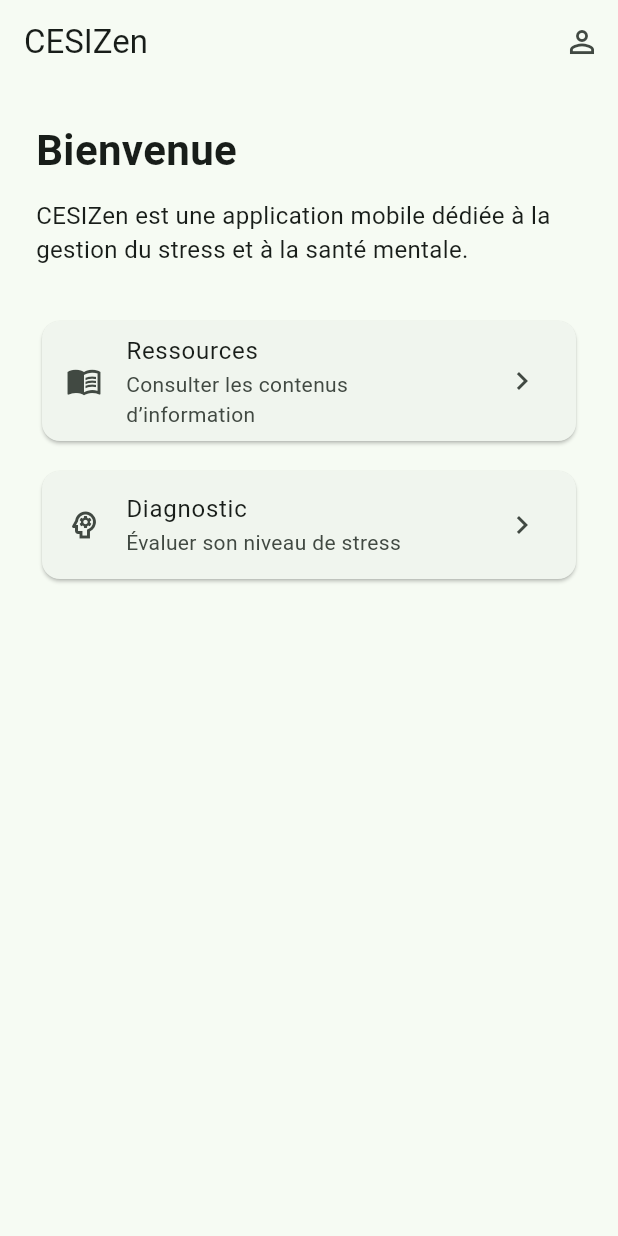
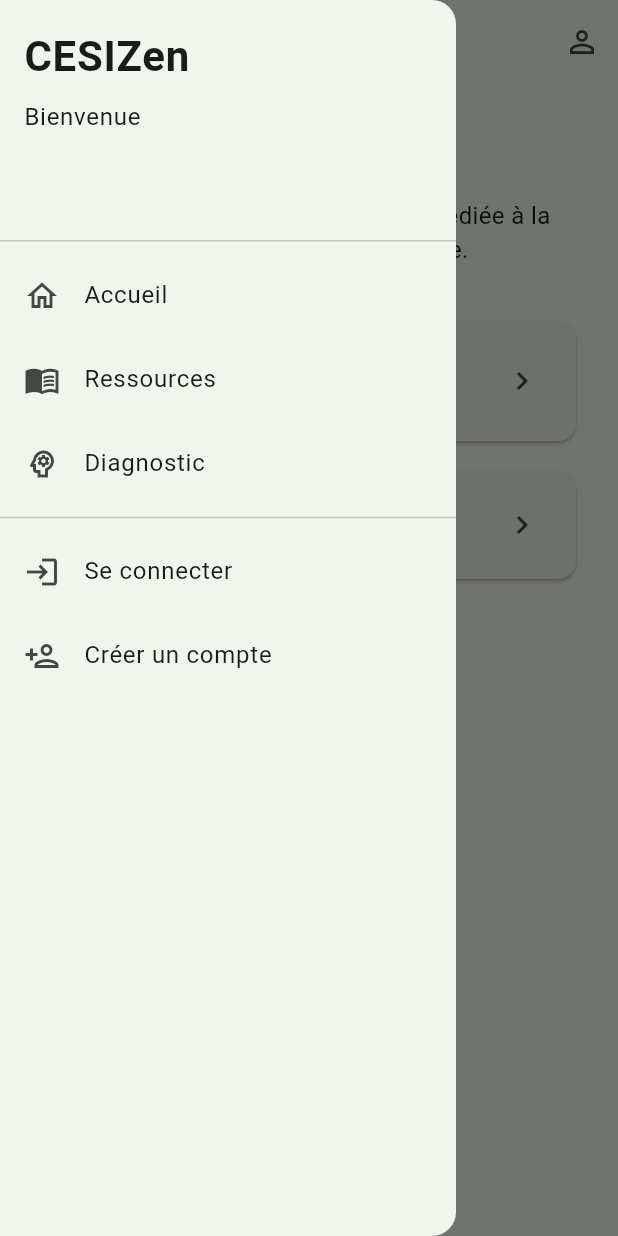
Before and after one commit to sarahtestelin/cesi-zen-mobile, a Flutter app: the screen it shows after launch, with the side drawer open (before the commit the screen has no drawer), on a phone screen of 412 x 824 dp. Run offline on Flutter 3.47's test engine with Material 3 defaults, Android fonts, the phone set to English and light mode, and no system bars; our stand-ins replace cookie_jar, dio, dio_cookie_manager, flutter_secure_storage.

Commit message:
add burger menu on the side

```diff
--- a/lib/screens/diagnostic_screen.dart
+++ b/lib/screens/diagnostic_screen.dart
@@ -1,6 +1,7 @@
 import 'package:flutter/material.dart';
 
 import 'diagnostic_question_screen.dart';
+import '../widgets/app_drawer.dart';
 
 class DiagnosticScreen extends StatelessWidget {
   static const String routeName = '/diagnostic';
@@ -18,6 +19,7 @@ class DiagnosticScreen extends StatelessWidget {
   Widget build(BuildContext context) {
     return Scaffold(
       appBar: AppBar(title: const Text('Diagnostic')),
+      drawer: const AppDrawer(),
       body: Padding(
         padding: const EdgeInsets.all(24),
         child: Column(
--- a/lib/screens/home_screen.dart
+++ b/lib/screens/home_screen.dart
@@ -6,6 +6,7 @@ import 'profile_screen.dart';
 import 'register_screen.dart';
 import 'resources_screen.dart';
 import 'diagnostic_screen.dart';
+import '../widgets/app_drawer.dart';
 
 class HomeScreen extends StatefulWidget {
   static const String routeName = '/home';
@@ -133,6 +134,7 @@ class _HomeScreenState extends State<HomeScreen> {
         title: const Text('CESIZen'),
         actions: [_buildHeaderAction()],
       ),
+      drawer: const AppDrawer(),
       body: Padding(
         padding: EdgeInsets.all(24),
         child: Column(
--- a/lib/screens/profile_screen.dart
+++ b/lib/screens/profile_screen.dart
@@ -3,6 +3,7 @@ import 'package:flutter/material.dart';
 import '../services/token_storage_service.dart';
 import 'diagnostic_history_screen.dart';
 import 'home_screen.dart';
+import '../widgets/app_drawer.dart';
 
 class ProfileScreen extends StatefulWidget {
   static const String routeName = '/profile';
@@ -89,6 +90,7 @@ class _ProfileScreenState extends State<ProfileScreen> {
 
     return Scaffold(
       appBar: AppBar(title: const Text('Mon profil')),
+      drawer: const AppDrawer(),
       body: Padding(
         padding: const EdgeInsets.all(24),
         child: Column(
--- a/lib/screens/resources_screen.dart
+++ b/lib/screens/resources_screen.dart
@@ -3,6 +3,7 @@ import 'package:flutter/material.dart';
 import '../models/cesi_resource.dart';
 import '../services/resource_api_service.dart';
 import 'resource_detail_screen.dart';
+import '../widgets/app_drawer.dart';
 
 class ResourcesScreen extends StatefulWidget {
   static const String routeName = '/resources';
@@ -55,6 +56,7 @@ class _ResourcesScreenState extends State<ResourcesScreen> {
   Widget build(BuildContext context) {
     return Scaffold(
       appBar: AppBar(title: const Text('Ressources')),
+      drawer: const AppDrawer(),
       body: FutureBuilder<List<CesiResource>>(
         future: _resourcesFuture,
         builder: (context, snapshot) {
--- /dev/null
+++ b/lib/widgets/app_drawer.dart
@@ -0,0 +1,132 @@
+import 'package:flutter/material.dart';
+
+import '../services/token_storage_service.dart';
+
+class AppDrawer extends StatefulWidget {
+  const AppDrawer({super.key});
+
+  @override
+  State<AppDrawer> createState() => _AppDrawerState();
+}
+
+class _AppDrawerState extends State<AppDrawer> {
+  final _tokenStorageService = TokenStorageService();
+
+  bool _isLoading = true;
+  bool _isConnected = false;
+  String? _pseudo;
+
+  @override
+  void initState() {
+    super.initState();
+    _loadUserState();
+  }
+
+  Future<void> _loadUserState() async {
+    final token = await _tokenStorageService.getAccessToken();
+    final pseudo = await _tokenStorageService.getPseudoFromToken();
+
+    if (!mounted) return;
+
+    setState(() {
+      _isConnected = token != null && token.isNotEmpty;
+      _pseudo = pseudo;
+      _isLoading = false;
+    });
+  }
+
+  void _goTo(String routeName) {
+    Navigator.pop(context);
+    Navigator.pushNamed(context, routeName);
+  }
+
+  void _goToHome() {
+    Navigator.pop(context);
+    Navigator.pushNamedAndRemoveUntil(context, '/home', (route) => false);
+  }
+
+  Future<void> _logout() async {
+    await _tokenStorageService.clear();
+
+    if (!mounted) return;
+
+    Navigator.pop(context);
+    Navigator.pushNamedAndRemoveUntil(context, '/home', (route) => false);
+  }
+
+  @override
+  Widget build(BuildContext context) {
+    return Drawer(
+      child: SafeArea(
+        child:
+            _isLoading
+                ? const Center(child: CircularProgressIndicator())
+                : ListView(
+                  padding: EdgeInsets.zero,
+                  children: [
+                    DrawerHeader(
+                      child: Column(
+                        crossAxisAlignment: CrossAxisAlignment.start,
+                        children: [
+                          const Text(
+                            'CESIZen',
+                            style: TextStyle(
+                              fontSize: 28,
+                              fontWeight: FontWeight.bold,
+                            ),
+                          ),
+                          const SizedBox(height: 8),
+                          Text(
+                            _isConnected
+                                ? 'Bonjour ${_pseudo ?? 'utilisateur'}'
+                                : 'Bienvenue',
+                            style: const TextStyle(fontSize: 16),
+                          ),
+                        ],
+                      ),
+                    ),
+                    ListTile(
+                      leading: const Icon(Icons.home_outlined),
+                      title: const Text('Accueil'),
+                      onTap: _goToHome,
+                    ),
+                    ListTile(
+                      leading: const Icon(Icons.menu_book_outlined),
+                      title: const Text('Ressources'),
+                      onTap: () => _goTo('/resources'),
+                    ),
+                    ListTile(
+                      leading: const Icon(Icons.psychology_outlined),
+                      title: const Text('Diagnostic'),
+                      onTap: () => _goTo('/diagnostic'),
+                    ),
+                    const Divider(),
+                    if (_isConnected) ...[
+                      ListTile(
+                        leading: const Icon(Icons.person_outline),
+                        title: const Text('Mon profil'),
+                        onTap: () => _goTo('/profile'),
+                      ),
+                      ListTile(
+                        leading: const Icon(Icons.logout),
+                        title: const Text('Se déconnecter'),
+                        onTap: _logout,
+                      ),
+                    ] else ...[
+                      ListTile(
+                        leading: const Icon(Icons.login),
+                        title: const Text('Se connecter'),
+                        onTap: () => _goTo('/login'),
+                      ),
+                      ListTile(
+                        leading: const Icon(Icons.person_add_outlined),
+                        title: const Text('Créer un compte'),
+                        onTap: () => _goTo('/register'),
+                      ),
+                    ],
+                  ],
+                ),
+      ),
+    );
+  }
+}
```
